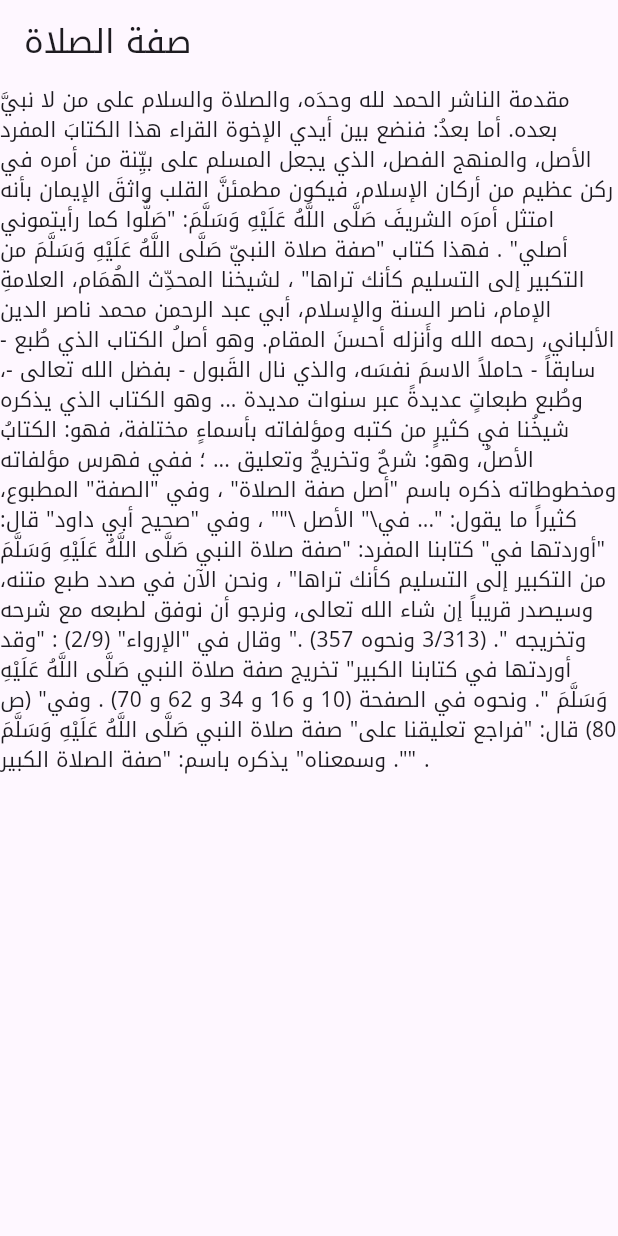
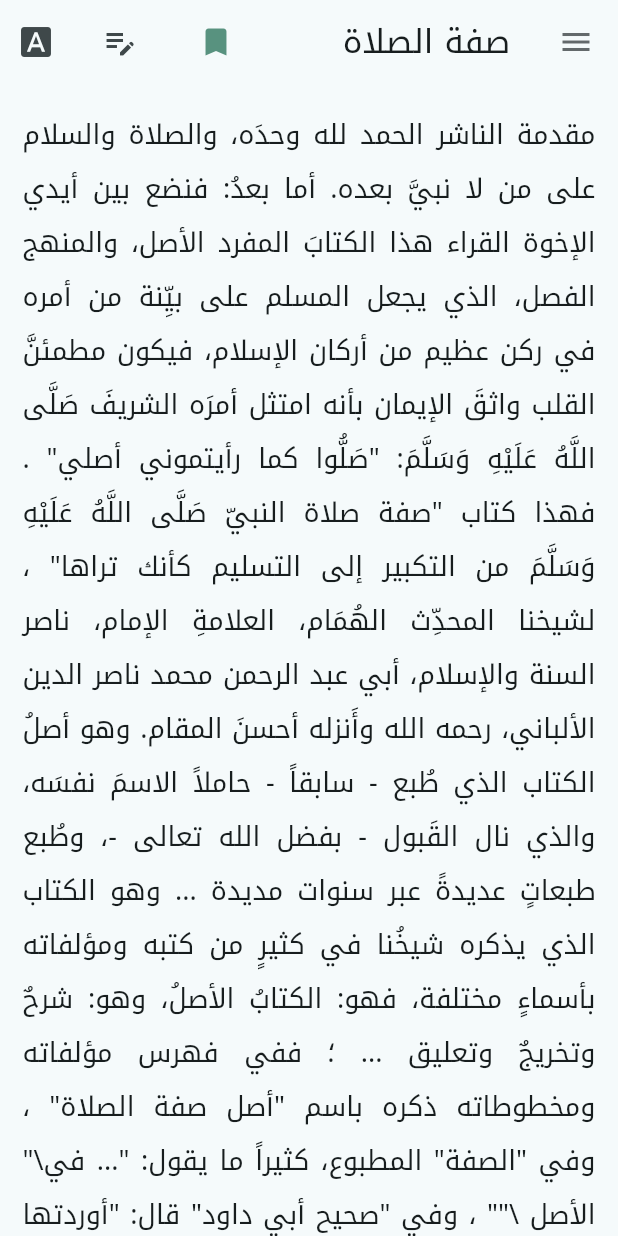
Before and after one commit to monzerabdullah/sifat_salah, a Flutter app: the screen it shows after launch, on a phone screen of 412 x 824 dp. Run offline on Flutter 3.47's test engine with Material 3 defaults, Android fonts, the phone set to English and light mode, and no system bars.

Commit message:
testing main functionalty is done

```diff
--- a/lib/main.dart
+++ b/lib/main.dart
@@ -2,6 +2,7 @@
 
 import 'package:flutter/material.dart';
 import 'package:flutter/services.dart';
+import 'package:sifat_salah/constants.dart';
 
 void main() {
   runApp(const MyApp());
@@ -15,11 +16,14 @@
     return MaterialApp(
       title: 'sifat alsalah',
       theme: ThemeData(
-        colorScheme: ColorScheme.fromSeed(seedColor: Colors.deepPurple),
+        colorScheme: ColorScheme.fromSeed(seedColor: background),
         useMaterial3: true,
         fontFamily: 'NotoKufiArabic',
       ),
-      home: const HomePage(),
+      home: Directionality(
+        textDirection: TextDirection.rtl,
+        child: const HomePage(),
+      ),
     );
   }
 }
@@ -52,7 +56,41 @@
   Widget build(BuildContext context) {
     return Scaffold(
       appBar: AppBar(
+        leading: IconButton(
+          onPressed: () {},
+          icon: Icon(
+            Icons.menu,
+            color: secondary,
+          ),
+        ),
         title: Text('صفة الصلاة'),
+        actions: [
+          IconButton(
+            onPressed: () {},
+            icon: IconButton(
+              onPressed: () {},
+              icon: Icon(
+                Icons.bookmark,
+                color: primary,
+              ),
+            ),
+          ),
+          IconButton(
+            onPressed: () {},
+            icon: IconButton(
+              onPressed: () {},
+              icon: Icon(
+                Icons.edit_note_outlined,
+              ),
+            ),
+          ),
+          IconButton(
+            onPressed: () {},
+            icon: Icon(
+              Icons.font_download,
+            ),
+          ),
+        ],
       ),
       body: SafeArea(
           child: book != null
@@ -62,8 +100,19 @@
                     final text = book['pages'][index]['text'];
                     return ListView(
                       children: [
-                        Text(
-                          text,
+                        Padding(
+                          padding: const EdgeInsets.symmetric(
+                            vertical: 16,
+                            horizontal: 15,
+                          ),
+                          child: Text(
+                            text,
+                            textAlign: TextAlign.justify,
+                            style: TextStyle(
+                              fontSize: 18,
+                              height: 2,
+                            ),
+                          ),
                         ),
                       ],
                     );
--- a/pubspec.yaml
+++ b/pubspec.yaml
@@ -66,8 +66,6 @@ flutter:
     - family: NotoKufiArabic
       fonts:
         - asset: fonts/NotoKufiArabic-Regular.ttf
-        - asset: fonts/Schyler-Italic.ttf
-          style: italic
 
   #
   # For details regarding fonts from package dependencies,
```
